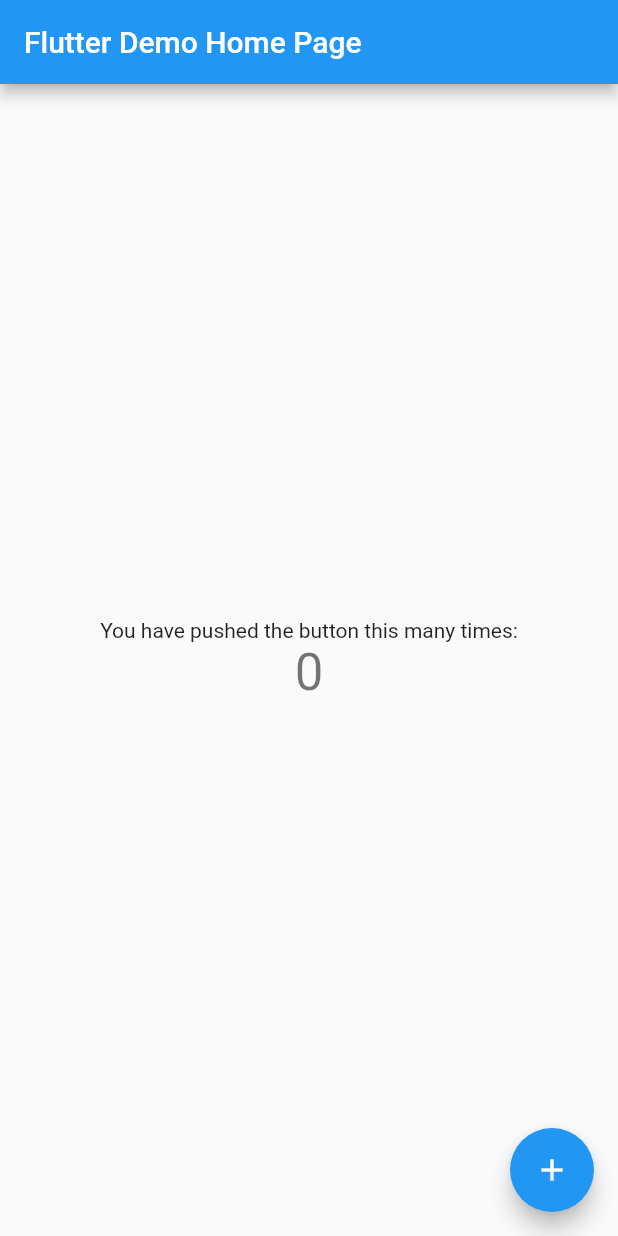
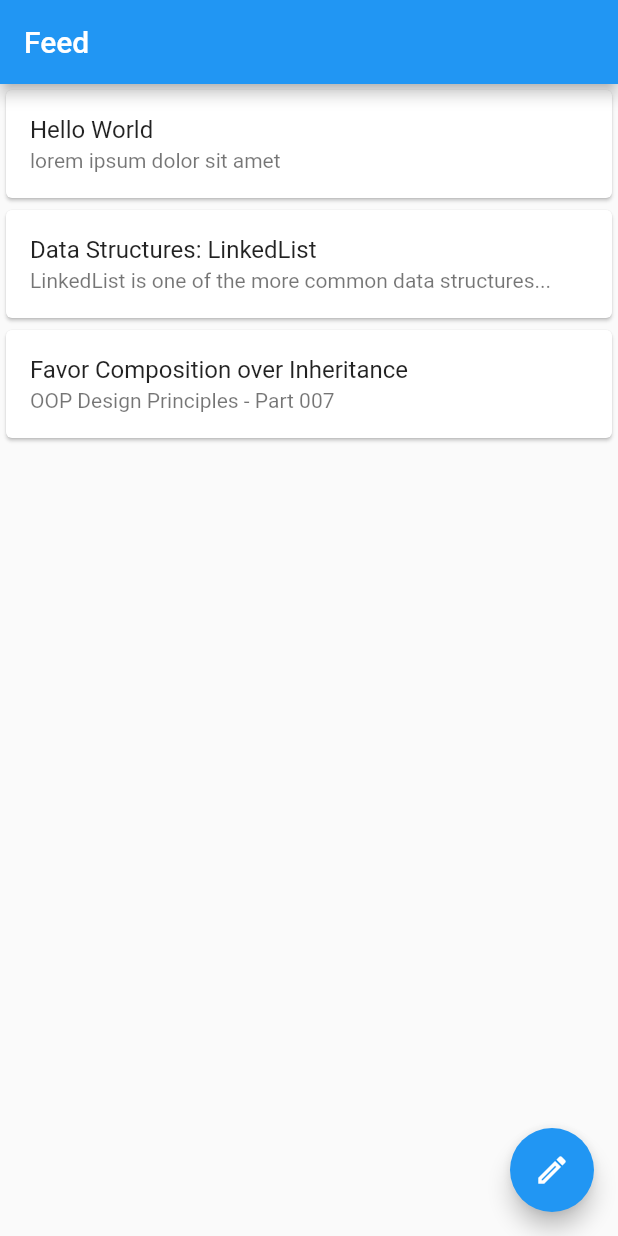
Before and after one commit to BrockCSC/Notivate, a Flutter app: the screen it shows after launch, on a phone screen of 412 x 824 dp. Run offline on Flutter 3.47's test engine with Material 2 defaults, Android fonts, the phone set to English and light mode, and no system bars.

Commit message:
implement home screen
scrollable feed of recommended notes

```diff
--- a/lib/main.dart
+++ b/lib/main.dart
@@ -10,11 +10,12 @@
   @override
   Widget build(BuildContext context) {
     return MaterialApp(
-      title: 'Flutter Demo',
+      title: 'Notivate',
       theme: ThemeData(
         primarySwatch: Colors.blue,
       ),
-      home: const HomeScreen(title: 'Flutter Demo Home Page'),
+      home: const HomeScreen(title: 'Feed'),
+      debugShowCheckedModeBanner: true,
     );
   }
 }
@@ -29,13 +30,23 @@
 }
 
 class _HomeScreenState extends State<HomeScreen> {
-  int _counter = 0;
-
-  void _incrementCounter() {
-    setState(() {
-      _counter++;
-    });
-  }
+  final List<Note> notes = List.of(const [
+    Note(
+      id: "1",
+      title: "Hello World",
+      subtitle: "lorem ipsum dolor sit amet",
+    ),
+    Note(
+      id: "2",
+      title: "Data Structures: LinkedList",
+      subtitle: "LinkedList is one of the more common data structures...",
+    ),
+    Note(
+      id: "3",
+      title: "Favor Composition over Inheritance",
+      subtitle: "OOP Design Principles - Part 007",
+    ),
+  ]);
 
   @override
   Widget build(BuildContext context) {
@@ -43,25 +54,39 @@
       appBar: AppBar(
         title: Text(widget.title),
       ),
-      body: Center(
-        child: Column(
-          mainAxisAlignment: MainAxisAlignment.center,
-          children: <Widget>[
-            const Text(
-              'You have pushed the button this many times:',
-            ),
-            Text(
-              '$_counter',
-              style: Theme.of(context).textTheme.headlineMedium,
-            ),
-          ],
+      body: SafeArea(
+        child: ListView.builder(
+          itemCount: notes.length,
+          itemBuilder: (context, index) {
+            final note = notes[index];
+
+            return Card(
+              key: ValueKey(note.id),
+              child: ListTile(
+                title: Text(note.title),
+                subtitle: Text(note.subtitle),
+              ),
+            );
+          },
         ),
       ),
       floatingActionButton: FloatingActionButton(
-        onPressed: _incrementCounter,
-        tooltip: 'Increment',
-        child: const Icon(Icons.add),
+        onPressed: () {},
+        tooltip: 'Write',
+        child: const Icon(Icons.edit_outlined),
       ),
     );
   }
 }
+
+class Note {
+  final String id;
+  final String title;
+  final String subtitle;
+
+  const Note({
+    required this.id,
+    required this.title,
+    required this.subtitle,
+  });
+}
```
